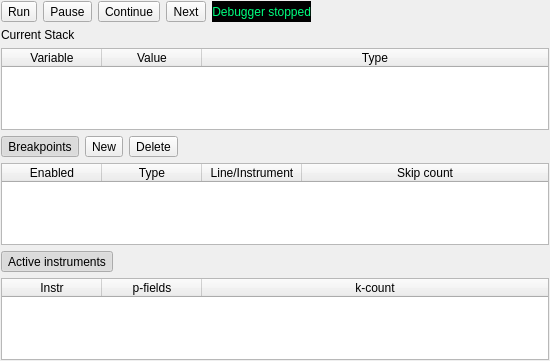
Qt form src/debugpanel.ui (CsoundQt/CsoundQt) before a commit.
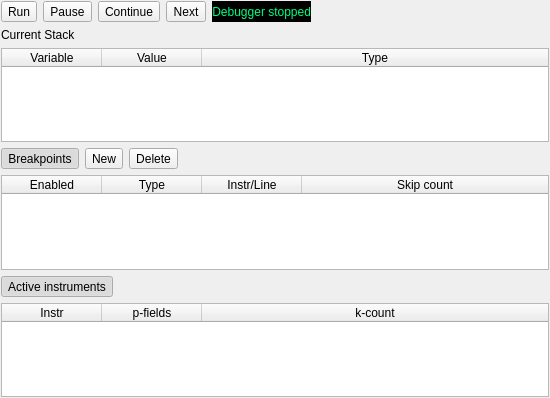
The same form after that commit. Icons and pictures are not drawn.

Commit message: Updated debug panel and functionality to support new line breakpoints

Patch:
```diff
--- a/src/debugpanel.ui
+++ b/src/debugpanel.ui
@@ -10,7 +10,7 @@
     <x>0</x>
     <y>0</y>
     <width>550</width>
-    <height>361</height>
+    <height>398</height>
    </rect>
   </property>
   <property name="windowTitle">
@@ -159,7 +159,7 @@
       </column>
       <column>
        <property name="text">
-        <string>Line/Instrument</string>
+        <string>Instr/Line</string>
        </property>
       </column>
       <column>
```
The commit also changes 13 other files.
